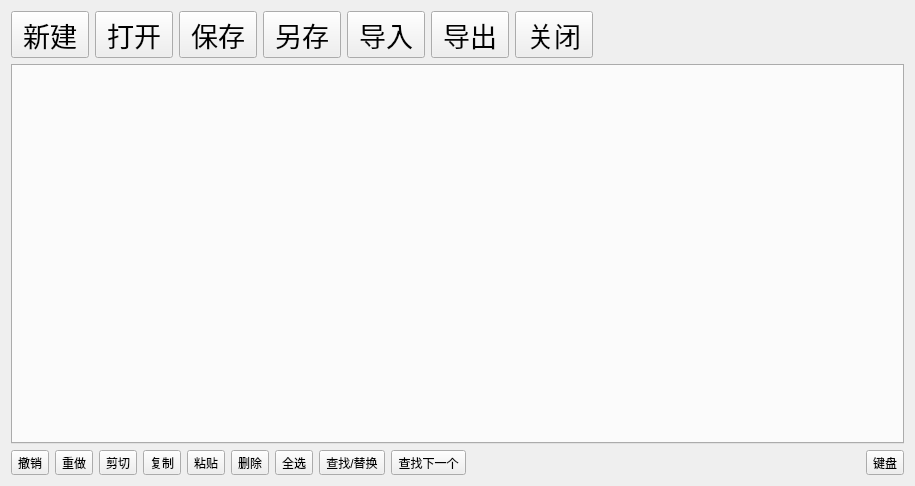
zephyrrr/Camotics_modbus, file forms/edit/nceditform.ui: the form before one commit.
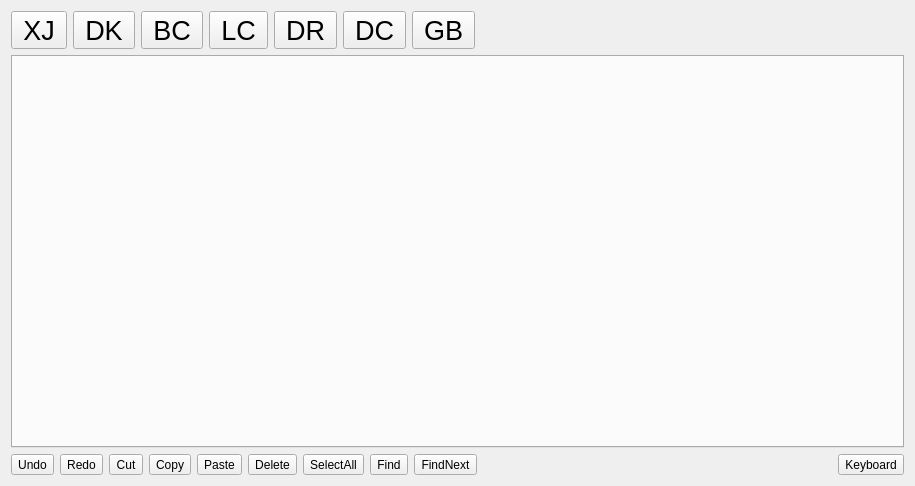
The form after the commit. Custom widgets are drawn as their Qt base class.

Patch:
```diff
--- a/forms/edit/nceditform.ui
+++ b/forms/edit/nceditform.ui
@@ -30,7 +30,7 @@
         </font>
        </property>
        <property name="text">
-        <string>新建</string>
+        <string>XJ</string>
        </property>
        <property name="iconSize">
         <size>
@@ -48,7 +48,7 @@
         </font>
        </property>
        <property name="text">
-        <string>打开</string>
+        <string>DK</string>
        </property>
        <property name="iconSize">
         <size>
@@ -66,7 +66,7 @@
         </font>
        </property>
        <property name="text">
-        <string>保存</string>
+        <string>BC</string>
        </property>
        <property name="iconSize">
         <size>
@@ -84,7 +84,7 @@
             </font>
           </property>
           <property name="text">
-            <string>另存</string>
+            <string>LC</string>
           </property>
           <property name="iconSize">
             <size>
@@ -102,7 +102,7 @@
             </font>
           </property>
           <property name="text">
-            <string>导入</string>
+            <string>DR</string>
           </property>
           <property name="iconSize">
             <size>
@@ -120,7 +120,7 @@
             </font>
           </property>
           <property name="text">
-            <string>导出</string>
+            <string>DC</string>
           </property>
           <property name="iconSize">
             <size>
@@ -138,7 +138,7 @@
         </font>
        </property>
        <property name="text">
-        <string>关闭</string>
+        <string>GB</string>
        </property>
        <property name="iconSize">
         <size>
@@ -214,63 +214,63 @@
      <item>
       <widget class="QToolButton" name="btnUndo">
        <property name="text">
-        <string>撤销</string>
+        <string>Undo</string>
        </property>
       </widget>
      </item>
      <item>
       <widget class="QToolButton" name="btnRedo">
        <property name="text">
-        <string>重做</string>
+        <string>Redo</string>
        </property>
       </widget>
      </item>
      <item>
       <widget class="QToolButton" name="btnCut">
        <property name="text">
-        <string>剪切</string>
+        <string>Cut</string>
        </property>
       </widget>
      </item>
      <item>
       <widget class="QToolButton" name="btnCopy">
        <property name="text">
-        <string>复制</string>
+        <string>Copy</string>
        </property>
       </widget>
      </item>
      <item>
       <widget class="QToolButton" name="btnPaste">
        <property name="text">
-        <string>粘贴</string>
+        <string>Paste</string>
        </property>
       </widget>
      </item>
      <item>
       <widget class="QToolButton" name="btnDelete">
        <property name="text">
-        <string>删除</string>
+        <string>Delete</string>
        </property>
       </widget>
      </item>
      <item>
       <widget class="QToolButton" name="btnSelectAll">
        <property name="text">
-        <string>全选</string>
+        <string>SelectAll</string>
        </property>
       </widget>
      </item>
      <item>
       <widget class="QToolButton" name="btnFind">
        <property name="text">
-        <string>查找/替换</string>
+        <string>Find</string>
        </property>
       </widget>
      </item>
      <item>
       <widget class="QToolButton" name="btnFindNext">
        <property name="text">
-        <string>查找下一个</string>
+        <string>FindNext</string>
        </property>
       </widget>
      </item>
@@ -290,7 +290,7 @@
      <item>
       <widget class="QToolButton" name="btnKeyboard">
        <property name="text">
-        <string>键盘</string>
+        <string>Keyboard</string>
        </property>
         <property name="checkable">
           <bool>true</bool>
```
Left out of the diff: 3 changed lines with no effect on the pictures.
